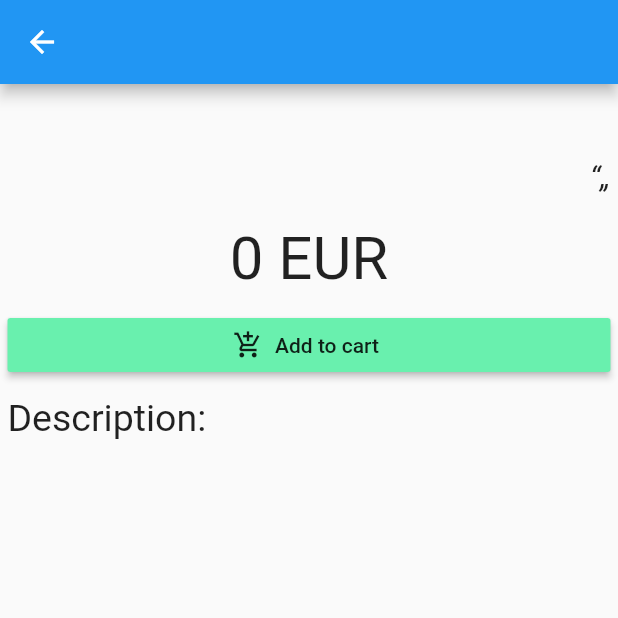
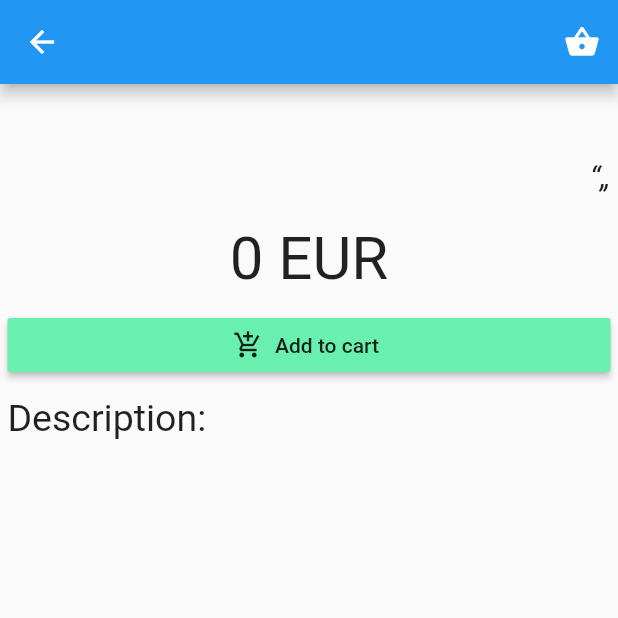
Before and after one commit to gaboe/mabshop, a Flutter app: the DetailScreen screen opened directly with empty values, on a phone screen of 412 x 824 dp, the top half of it. Run offline on Flutter 3.47's test engine with Material 2 defaults, Android fonts, the phone set to English and light mode, and no system bars; our stand-ins replace sqflite; accounts and stored records are empty; network calls fail.

Commit message:
Add cart icon component

```diff
--- /dev/null
+++ b/client/lib/screens/cart/cartIcon.dart
@@ -0,0 +1,18 @@
+import 'package:flutter/material.dart';
+import 'package:mobshop/screens/cart/cart.dart';
+
+class CartIcon extends StatelessWidget {
+  const CartIcon({
+    Key key,
+  }) : super(key: key);
+
+  @override
+  Widget build(BuildContext context) {
+    return IconButton(
+      icon: Icon(Icons.shopping_basket),
+      onPressed: () {
+        Navigator.of(context).pushNamed(CartPage.routeName);
+      },
+    );
+  }
+}
--- a/client/lib/screens/detail/detail.dart
+++ b/client/lib/screens/detail/detail.dart
@@ -2,6 +2,7 @@ import 'package:flutter/material.dart';
 import 'package:flutter/widgets.dart';
 import 'package:mobshop/models/cartItem.dart';
 import 'package:mobshop/models/product.dart';
+import 'package:mobshop/screens/cart/cartIcon.dart';
 import 'package:mobshop/services/cartItemService.dart';
 import 'package:sqflite/sqflite.dart';
 
@@ -15,6 +16,7 @@ class DetailScreen extends StatelessWidget {
     return Scaffold(
       appBar: AppBar(
         title: Text("${product.name}"),
+        actions: <Widget>[CartIcon()],
       ),
       body: Padding(
           padding: EdgeInsets.all(5.0),
```
Also changed, not shown: client/lib/screens/catalogue/catalogue.dart (+2 -9 lines).
